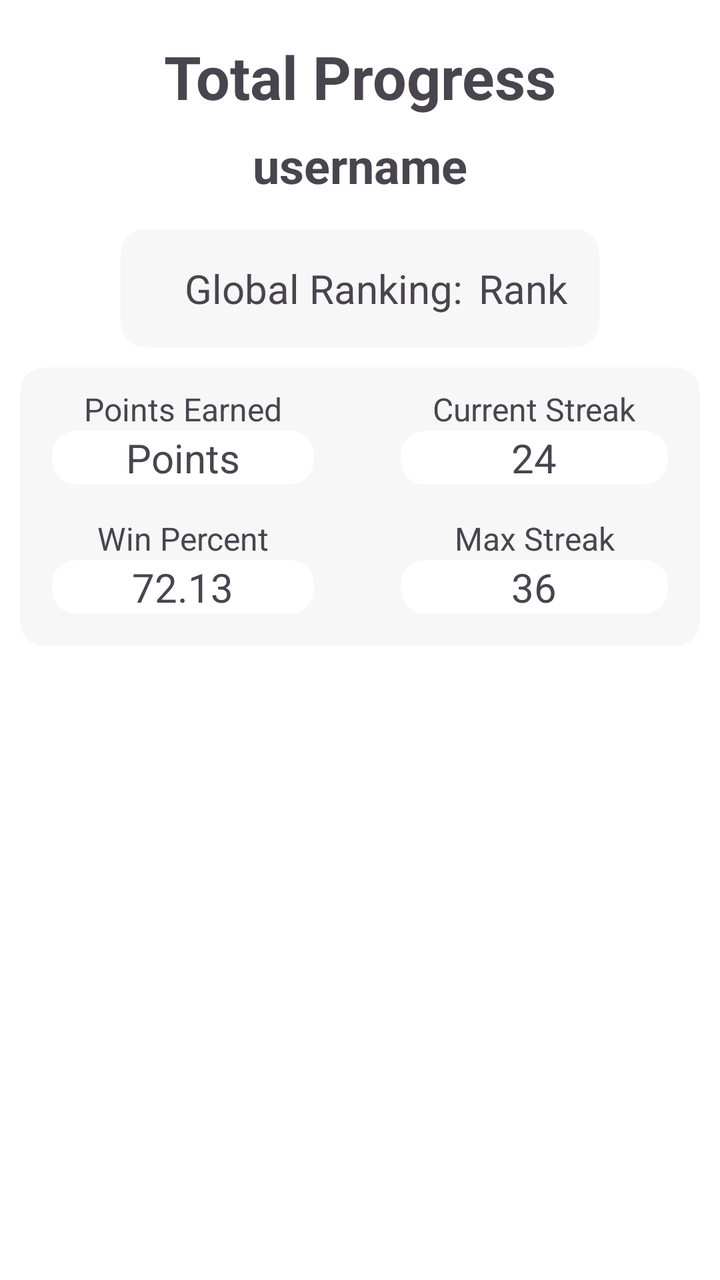
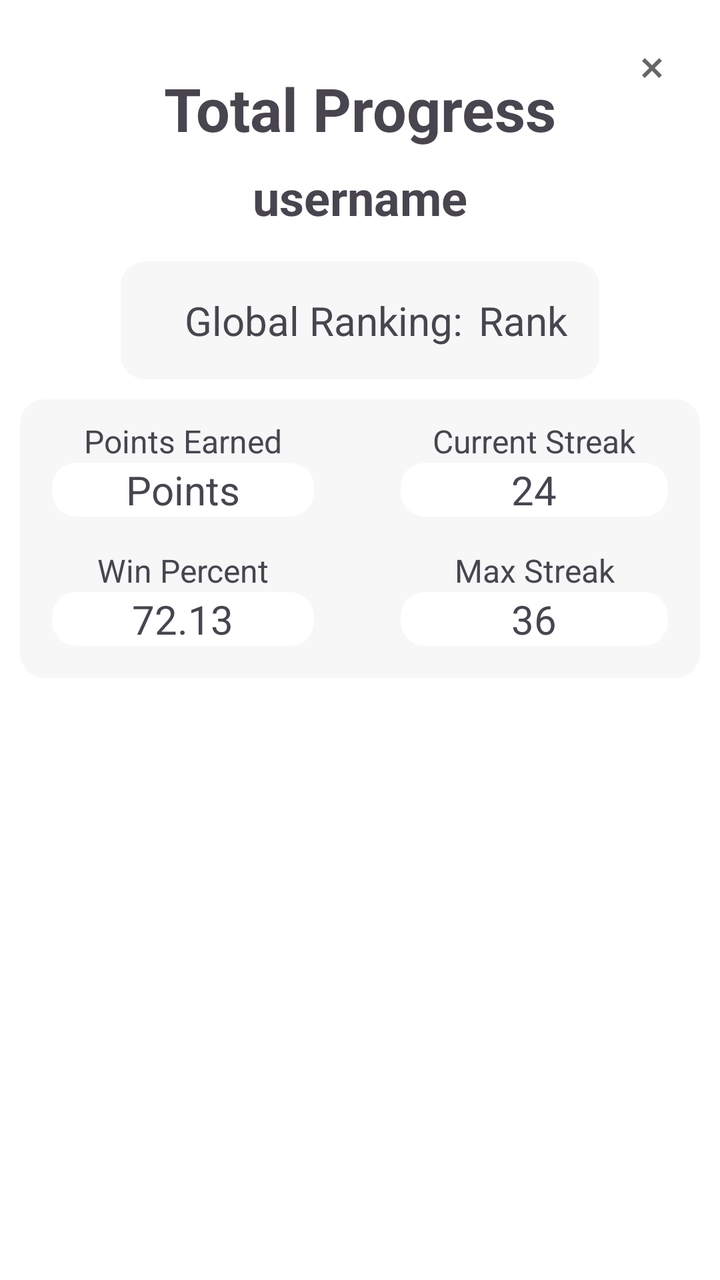

Before-and-after screenshots of an Android layout around one commit, followed by the original layout XML and the change that was made.
<!-- AndroidManifest.xml: application theme Theme.TheApp -->
<!-- res/layout/fragment_statistics.xml -->
<?xml version="1.0" encoding="utf-8"?>
<LinearLayout xmlns:android="http://schemas.android.com/apk/res/android"
    xmlns:app="http://schemas.android.com/apk/res-auto"
    xmlns:tools="http://schemas.android.com/tools"
    android:layout_width="match_parent"
    android:layout_height="match_parent"
    android:background="@color/nav_view"
    android:orientation="vertical"
    android:padding="10dp"
    tools:context=".StatisticsFragment">

    <RelativeLayout
        android:layout_width="match_parent"
        android:layout_height="match_parent"
        android:orientation="vertical">

        <TextView
            android:id="@+id/total_progress_title"
            android:layout_width="match_parent"
            android:layout_height="wrap_content"
            android:gravity="center"
            android:padding="8dp"
            android:text="@string/total_progress"
            android:textSize="30sp"
            android:textStyle="bold" />

        <TextView
            android:id="@+id/usernameText"
            android:layout_below="@id/total_progress_title"
            android:layout_width="match_parent"
            android:layout_height="wrap_content"
            android:gravity="center"
            android:paddingBottom="16dp"
            android:text="@string/username"
            android:textSize="24sp"
            android:textStyle="bold" />

        <com.google.android.material.card.MaterialCardView
            android:id="@+id/rankCard"
            android:layout_below="@id/usernameText"
            android:layout_width="wrap_content"
            android:layout_height="wrap_content"
            android:layout_centerHorizontal="true"
            android:layout_marginBottom="10dp"
            android:backgroundTint="@color/card_color"
            app:strokeColor="@android:color/transparent">

            <RelativeLayout
                android:layout_width="match_parent"
                android:layout_height="match_parent"
                android:orientation="vertical">

                <TextView
                    android:id="@+id/rank_text"
                    android:layout_width="wrap_content"
                    android:layout_height="wrap_content"
                    android:layout_marginStart="16dp"
                    android:layout_marginEnd="8dp"
                    android:paddingStart="16dp"
                    android:paddingEnd="0dp"
                    android:paddingTop="16dp"
                    android:paddingBottom="16dp"
                    android:text="@string/global_ranking"
                    android:textSize="20sp" />

                <TextView
                    android:id="@+id/rank"
                    android:layout_width="wrap_content"
                    android:layout_height="wrap_content"
                    android:layout_toEndOf="@id/rank_text"
                    android:paddingStart="0dp"
                    android:paddingEnd="16dp"
                    android:paddingTop="16dp"
                    android:paddingBottom="16dp"
                    android:text="@string/rank_stat"
                    android:textSize="20sp" />

            </RelativeLayout>

        </com.google.android.material.card.MaterialCardView>

        <com.google.android.material.card.MaterialCardView
            android:layout_below="@id/rankCard"
            android:layout_width="match_parent"
            android:layout_height="wrap_content"
            android:layout_centerHorizontal="true"
            android:layout_marginBottom="10dp"
            android:backgroundTint="@color/card_color"
            app:strokeColor="@android:color/transparent">

            <RelativeLayout
                android:layout_width="match_parent"
                android:layout_height="match_parent"
                android:orientation="vertical">

                <TextView
                    android:id="@+id/total_points_text"
                    android:layout_width="wrap_content"
                    android:layout_height="wrap_content"
                    android:layout_alignParentStart="true"
                    android:layout_marginStart="16dp"
                    android:layout_marginEnd="16dp"
                    android:paddingStart="16dp"
                    android:paddingEnd="16dp"
                    android:paddingTop="10dp"
                    android:text="@string/points_earned"
                    android:textSize="16sp" />

                <com.google.android.material.card.MaterialCardView
                    android:id="@+id/pointsCard"
                    android:layout_below="@id/total_points_text"
                    android:layout_width="wrap_content"
                    android:layout_height="wrap_content"
                    android:layout_alignStart="@id/total_points_text"
                    android:layout_alignEnd="@id/total_points_text"
                    android:background="@color/nav_view"
                    app:strokeColor="@android:color/transparent">

                    <TextView
                        android:id="@+id/total_points"
                        android:layout_width="wrap_content"
                        android:layout_height="wrap_content"
                        android:layout_gravity="center"
                        android:text="@string/points"
                        android:textSize="20sp" />

                </com.google.android.material.card.MaterialCardView>

                <TextView
                    android:id="@+id/recent_streak_text"
                    android:layout_width="wrap_content"
                    android:layout_height="wrap_content"
                    android:layout_alignParentEnd="true"
                    android:layout_marginStart="16dp"
                    android:layout_marginEnd="16dp"
                    android:paddingStart="16dp"
                    android:paddingEnd="16dp"
                    android:paddingTop="10dp"
                    android:text="@string/current_streak"
                    android:textSize="16sp" />

                <com.google.android.material.card.MaterialCardView
                    android:id="@+id/recentStreakCard"
                    android:layout_width="wrap_content"
                    android:layout_height="wrap_content"
                    android:layout_below="@id/recent_streak_text"
                    android:layout_alignStart="@id/recent_streak_text"
                    android:layout_alignEnd="@id/recent_streak_text"
                    android:background="@color/nav_view"
                    app:strokeColor="@android:color/transparent">

                    <TextView
                        android:id="@+id/recent_streak"
                        android:layout_width="wrap_content"
                        android:layout_height="wrap_content"
                        android:layout_gravity="center"
                        android:text="@string/streak"
                        android:textSize="20sp" />

                </com.google.android.material.card.MaterialCardView>

                <TextView
                    android:id="@+id/winPercentText"
                    android:layout_below="@id/pointsCard"
                    android:layout_width="wrap_content"
                    android:layout_height="wrap_content"
                    android:layout_alignStart="@id/total_points_text"
                    android:layout_alignEnd="@id/total_points_text"
                    android:paddingStart="16dp"
                    android:paddingEnd="16dp"
                    android:paddingTop="16dp"
                    android:textAlignment="center"
                    android:text="@string/win_percent"
                    android:textSize="16sp" />

                <com.google.android.material.card.MaterialCardView
                    android:id="@+id/winPercentCard"
                    android:layout_width="wrap_content"
                    android:layout_height="wrap_content"
                    android:layout_below="@id/winPercentText"
                    android:layout_alignStart="@id/pointsCard"
                    android:layout_alignEnd="@id/pointsCard"
                    android:layout_marginBottom="16dp"
                    android:background="@color/nav_view"
                    app:strokeColor="@android:color/transparent">

                    <TextView
                        android:id="@+id/winPercent"
                        android:layout_width="wrap_content"
                        android:layout_height="wrap_content"
                        android:layout_gravity="center"
                        android:text="@string/actual_percent"
                        android:textSize="20sp" />

                </com.google.android.material.card.MaterialCardView>

                <TextView
                    android:id="@+id/maxStreakText"
                    android:layout_below="@id/recentStreakCard"
                    android:layout_width="wrap_content"
                    android:layout_height="wrap_content"
                    android:layout_alignStart="@id/recent_streak_text"
                    android:layout_alignEnd="@id/recent_streak_text"
                    android:paddingStart="16dp"
                    android:paddingEnd="16dp"
                    android:paddingTop="16dp"
                    android:textAlignment="center"
                    android:text="@string/max_streak"
                    android:textSize="16sp" />

                <com.google.android.material.card.MaterialCardView
                    android:id="@+id/maxStreakCard"
                    android:layout_width="wrap_content"
                    android:layout_height="wrap_content"
                    android:layout_below="@id/maxStreakText"
                    android:layout_alignStart="@id/recentStreakCard"
                    android:layout_alignEnd="@id/recentStreakCard"
                    android:layout_marginBottom="16dp"
                    android:background="@color/nav_view"
                    app:strokeColor="@android:color/transparent">

                    <TextView
                        android:id="@+id/maxStreak"
                        android:layout_width="wrap_content"
                        android:layout_height="wrap_content"
                        android:layout_gravity="center"
                        android:text="@string/temp_max_streak"
                        android:textSize="20sp" />

                </com.google.android.material.card.MaterialCardView>

            </RelativeLayout>

        </com.google.android.material.card.MaterialCardView>

    </RelativeLayout>

</LinearLayout>
<!-- resources referenced by this layout -->
<resources>
  <color name="card_color">#F7F7F7</color>
  <color name="nav_view">#FFFFFF</color>
  <string name="actual_percent">72.13</string>
  <string name="current_streak">Current Streak</string>
  <string name="global_ranking">Global Ranking:</string>
  <string name="max_streak">Max Streak</string>
  <string name="points">Points</string>
  <string name="points_earned">Points Earned</string>
  <string name="rank_stat">Rank</string>
  <string name="streak">24</string>
  <string name="temp_max_streak">36</string>
  <string name="total_progress">Total Progress</string>
  <string name="username">username</string>
  <string name="win_percent">Win Percent</string>
  <style name="Theme.TheApp" parent="Base.Theme.TheApp">
          
          <item name="android:navigationBarColor">@android:color/transparent</item>
          <item name="android:statusBarColor">@android:color/transparent</item>
          <item name="android:windowLightStatusBar">?attr/isLightTheme</item>
      </style>
  <style name="Base.Theme.TheApp" parent="Theme.Material3.DayNight.NoActionBar">
          
          
          <item name="colorSurface">@color/nav_view</item>
          <item name="colorOnBackground">@color/nav_view</item>
          <item name="android:colorBackground">@color/nav_view</item>
          <item name="colorPrimary">@color/primary</item>
          <item name="colorOnPrimary">@color/on_primary</item>
      </style>
  <color name="primary">#000000</color>
  <color name="on_primary">#FFFFFF</color>
</resources>

<!-- the commit's change to res/layout/fragment_statistics.xml (unified diff, before → after) -->
@@ -14,10 +14,20 @@
         android:layout_height="match_parent"
         android:orientation="vertical">
 
+        <ImageButton
+            android:id="@+id/close_stats_button"
+            android:layout_width="wrap_content"
+            android:layout_height="wrap_content"
+            android:layout_alignParentEnd="true"
+            android:background="@android:color/transparent"
+            android:padding="12dp"
+            android:src="@drawable/ic_close" />
+
         <TextView
             android:id="@+id/total_progress_title"
             android:layout_width="match_parent"
             android:layout_height="wrap_content"
+            android:layout_marginTop="16dp"
             android:gravity="center"
             android:padding="8dp"
             android:text="@string/total_progress"
<!-- resource entries referenced after the edit -->
@@ -2,6 +2,18 @@
 <resources>
   <color name="card_color">#F7F7F7</color>
   <color name="nav_view">#FFFFFF</color>
+  <!-- drawable ic_close (drawable-anydpi) -->
+  <vector xmlns:android="http://schemas.android.com/apk/res/android"
+      android:width="24dp"
+      android:height="24dp"
+      android:viewportWidth="960"
+      android:viewportHeight="960"
+      android:tint="@color/primary"
+      android:alpha="0.6">
+    <path
+        android:fillColor="@android:color/white"
+        android:pathData="M336,680L280,624L424,480L280,337L336,281L480,425L623,281L679,337L535,480L679,624L623,680L480,536L336,680Z"/>
+  </vector>
   <string name="actual_percent">72.13</string>
   <string name="current_streak">Current Streak</string>
   <string name="global_ranking">Global Ranking:</string>
